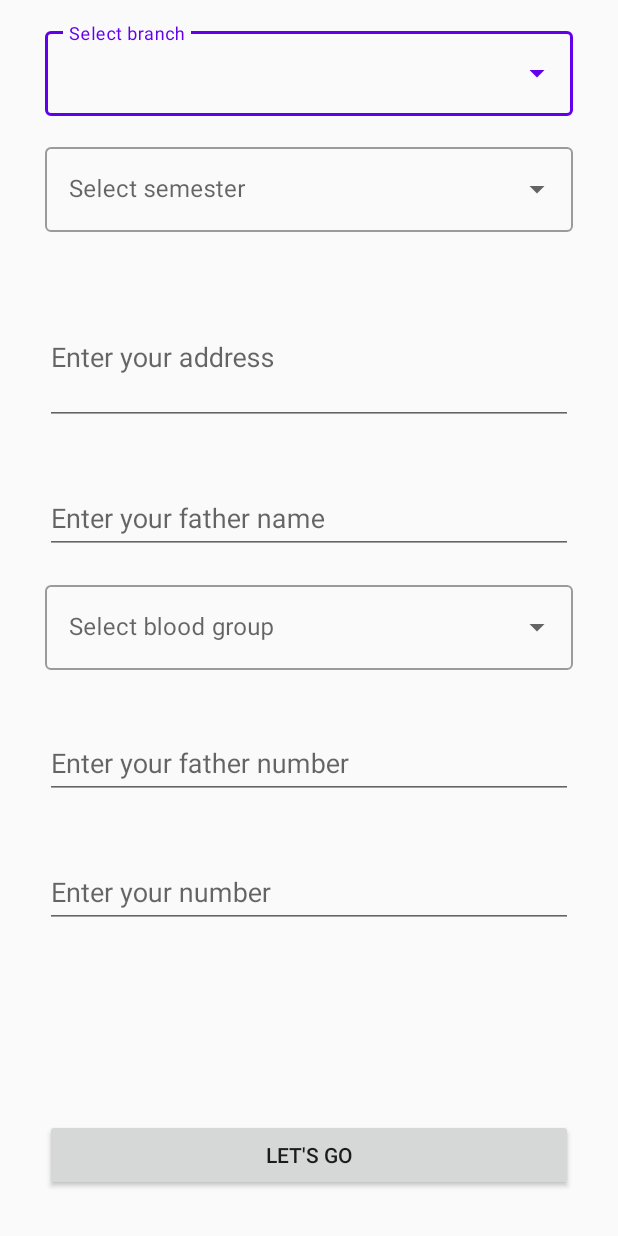
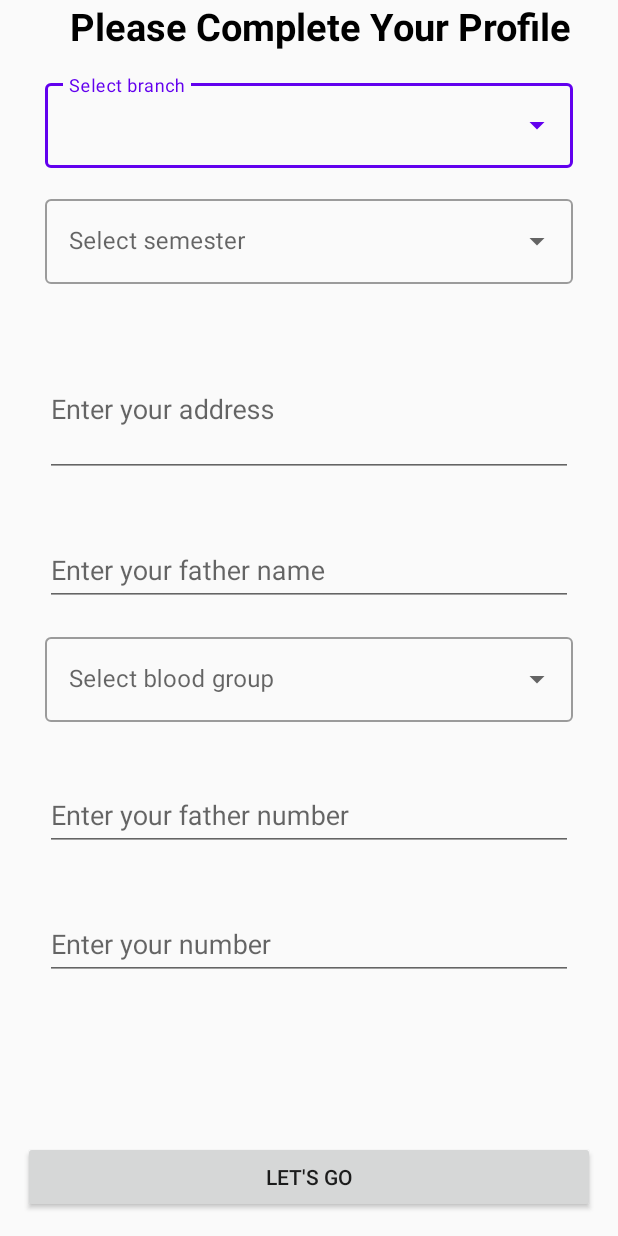
Before and after one commit to GodofLibra/e_scheduler, an Android app: the fragment AdditionalProfileFragment shown on its own in the app's theme, on a phone screen of 412 x 824 dp. Run offline under Robolectric (Android 15) with nearby library versions, the light colour scheme and no system bars; our stand-ins replace Firebase (no records; nobody signed in at launch, a user with empty details on screens opened directly).

Commit message:
Browse Profile UI added

```diff
--- a/app/src/main/res/layout/fragment_additional_profile.xml
+++ b/app/src/main/res/layout/fragment_additional_profile.xml
@@ -4,7 +4,19 @@
     android:layout_height="match_parent"
     xmlns:app="http://schemas.android.com/apk/res-auto"
     xmlns:tools="http://schemas.android.com/tools">
-
+    <TextView
+        android:id="@+id/tv_headingname"
+        android:layout_width="match_parent"
+        android:layout_height="wrap_content"
+        android:text="Please Complete Your Profile"
+        android:textSize="25sp"
+        android:textColor="@color/black"
+        android:textStyle="bold"
+        app:layout_constraintTop_toTopOf="parent"
+        app:layout_constraintBottom_toTopOf="@+id/tl_branch"
+        android:textAlignment="center"
+        android:layout_marginLeft="15dp"
+        app:layout_constraintLeft_toLeftOf="parent"/>
     <com.google.android.material.textfield.TextInputLayout
         android:id="@+id/tl_branch"
         style="@style/Widget.MaterialComponents.TextInputLayout.OutlinedBox.ExposedDropdownMenu"
@@ -13,7 +25,7 @@
         android:layout_marginLeft="30dp"
         android:layout_marginTop="15dp"
         android:layout_marginRight="30dp"
-        app:layout_constraintTop_toTopOf="parent">
+        app:layout_constraintTop_toBottomOf="@id/tv_headingname">
 
         <AutoCompleteTextView
             android:id="@+id/autoCompleteTvBranch"
@@ -179,7 +191,7 @@
         android:layout_width="match_parent"
         android:layout_height="wrap_content"
         app:layout_constraintBottom_toBottomOf="parent"
-        android:layout_margin="30dp"
+        android:layout_margin="15dp"
         android:text="Let's go"/>
 
 </androidx.constraintlayout.widget.ConstraintLayout>
--- a/app/src/main/res/layout/fragment_material.xml
+++ b/app/src/main/res/layout/fragment_material.xml
@@ -5,7 +5,7 @@
     android:layout_width="match_parent"
     android:layout_height="match_parent"
     android:background="#ffffff"
-    tools:context=".fragments.AnnouncementFragment">
+    tools:context="">
 
     <androidx.constraintlayout.widget.ConstraintLayout
         android:layout_width="match_parent"
```
Also changed, not shown: app/src/main/res/layout/fragment_browse_profile.xml (added, +70 -0 lines).
